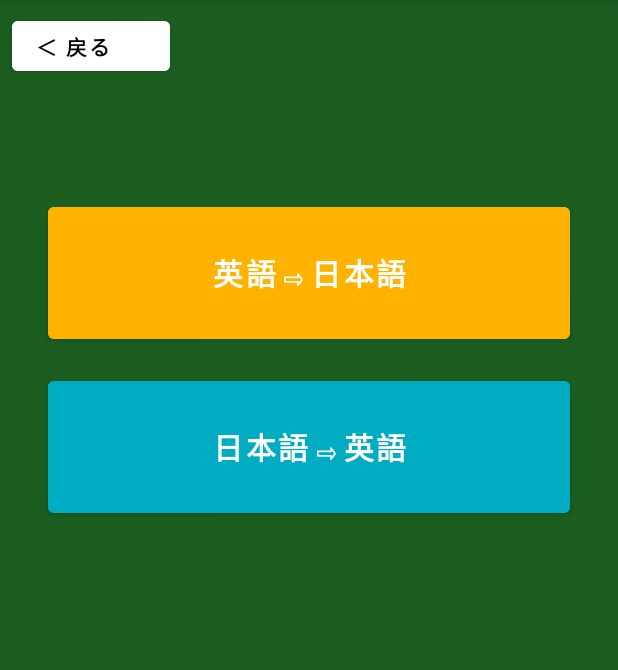
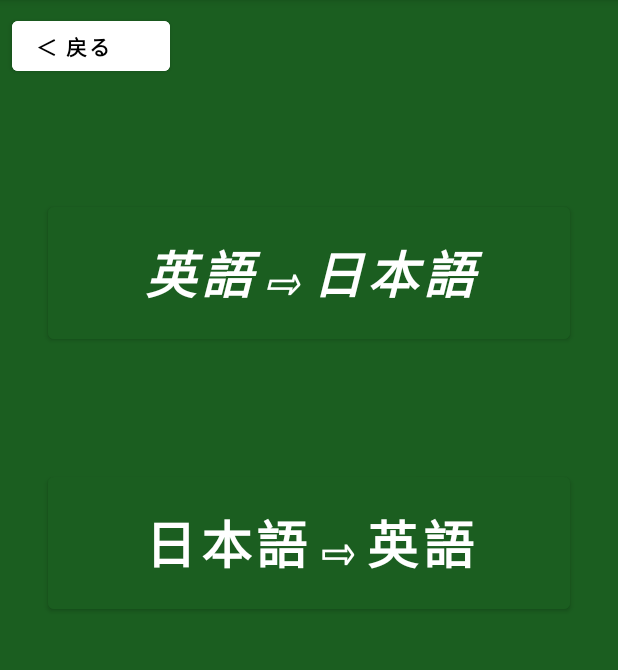
Before and after one commit to s20020/visionTest, an Android app: the Order screen opened directly, with no data from a screen before it, on a phone screen of 412 x 824 dp, the part 84-754 px from its top. Run offline under Robolectric (Android 15) with nearby library versions, the phone set to English and light mode, and no system bars.

```diff
--- a/app/src/main/res/layout/activity_order.xml
+++ b/app/src/main/res/layout/activity_order.xml
@@ -15,11 +15,11 @@
         android:layout_marginStart="32dp"
         android:layout_marginTop="132dp"
         android:layout_marginEnd="32dp"
-        android:backgroundTint="#FFB300"
+        android:backgroundTint="@color/bord"
         android:text="@string/order_en_ja"
         android:textColor="@color/white"
-        android:textSize="20sp"
-        android:textStyle="bold"
+        android:textSize="34sp"
+        android:textStyle="bold|italic"
         app:layout_constraintEnd_toEndOf="parent"
         app:layout_constraintHorizontal_bias="0.498"
         app:layout_constraintStart_toStartOf="parent"
@@ -30,14 +30,14 @@
         android:layout_width="0dp"
         android:layout_height="100dp"
         android:layout_marginStart="32dp"
-        android:layout_marginTop="16dp"
+        android:layout_marginTop="80dp"
         android:layout_marginEnd="32dp"
-        android:backgroundTint="#00ACC1"
+        android:backgroundTint="@color/bord"
         android:text="@string/order_ja_en"
-        android:textSize="20sp"
+        android:textSize="34sp"
         android:textStyle="bold"
         app:layout_constraintEnd_toEndOf="parent"
-        app:layout_constraintHorizontal_bias="0.504"
+        app:layout_constraintHorizontal_bias="0.0"
         app:layout_constraintStart_toStartOf="parent"
         app:layout_constraintTop_toBottomOf="@+id/en_ja_btn" />
 
```
Also changed, not shown: app/src/main/java/jp/ac/it_college/std/s20020/visiontest/StudyEnglish.kt (+76 -31 lines), app/src/main/res/layout/activity_create.xml (+7 -7 lines), app/src/main/res/layout/activity_main.xml (+11 -0 lines), app/src/main/res/layout/activity_study_or_create.xml (+4 -4 lines), app/src/main/res/drawable-v24/kesi.jpg (added).
